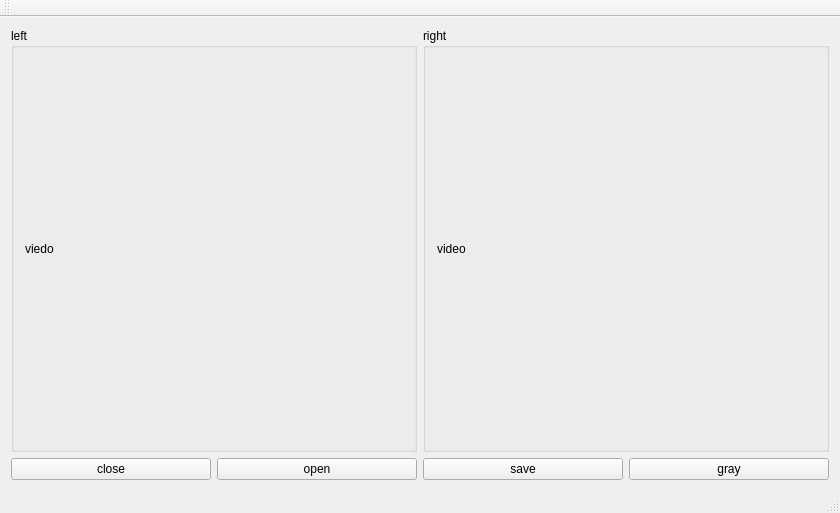
Before: the Qt Designer form player3D/player3d.ui in sobopark/QtDemo, drawn with Qt 5.
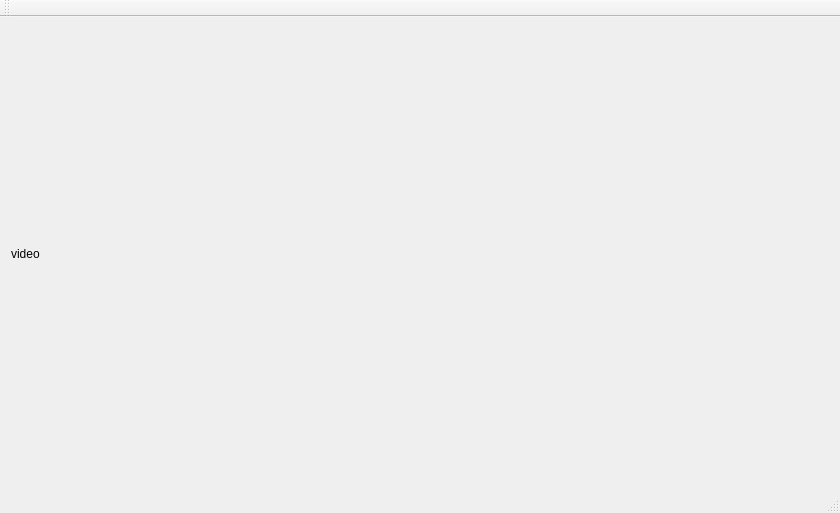
After: the same form once the commit is applied.

```diff
--- a/player3D/player3d.ui
+++ b/player3D/player3d.ui
@@ -24,92 +24,15 @@
     <item>
      <layout class="QGridLayout" name="gridLayout">
       <item row="0" column="0">
-       <widget class="QGroupBox" name="groupBox">
+       <widget class="QLabel" name="img_label">
         <property name="sizePolicy">
          <sizepolicy hsizetype="Expanding" vsizetype="Expanding">
           <horstretch>0</horstretch>
           <verstretch>0</verstretch>
          </sizepolicy>
         </property>
-        <property name="title">
-         <string>left</string>
-        </property>
-        <layout class="QHBoxLayout" name="horizontalLayout_3">
-         <item>
-          <widget class="QLabel" name="img_label">
-           <property name="sizePolicy">
-            <sizepolicy hsizetype="Expanding" vsizetype="Expanding">
-             <horstretch>0</horstretch>
-             <verstretch>0</verstretch>
-            </sizepolicy>
-           </property>
-           <property name="text">
-            <string>viedo</string>
-           </property>
-          </widget>
-         </item>
-        </layout>
-        <zorder>gridLayoutWidget</zorder>
-        <zorder>img_label</zorder>
-       </widget>
-      </item>
-      <item row="0" column="1">
-       <widget class="QGroupBox" name="groupBox_2">
-        <property name="sizePolicy">
-         <sizepolicy hsizetype="Expanding" vsizetype="Expanding">
-          <horstretch>0</horstretch>
-          <verstretch>0</verstretch>
-         </sizepolicy>
-        </property>
-        <property name="title">
-         <string>right</string>
-        </property>
-        <layout class="QHBoxLayout" name="horizontalLayout_2">
-         <item>
-          <widget class="QLabel" name="img_label2">
-           <property name="sizePolicy">
-            <sizepolicy hsizetype="Expanding" vsizetype="Expanding">
-             <horstretch>0</horstretch>
-             <verstretch>0</verstretch>
-            </sizepolicy>
-           </property>
-           <property name="text">
-            <string>video</string>
-           </property>
-          </widget>
-         </item>
-        </layout>
-       </widget>
-      </item>
-     </layout>
-    </item>
-    <item>
-     <layout class="QHBoxLayout" name="horizontalLayout">
-      <item>
-       <widget class="QPushButton" name="close_camera">
         <property name="text">
-         <string>close</string>
-        </property>
-       </widget>
-      </item>
-      <item>
-       <widget class="QPushButton" name="open_camera">
-        <property name="text">
-         <string>open</string>
-        </property>
-       </widget>
-      </item>
-      <item>
-       <widget class="QPushButton" name="save_camera">
-        <property name="text">
-         <string>save</string>
-        </property>
-       </widget>
-      </item>
-      <item>
-       <widget class="QPushButton" name="gray_camera">
-        <property name="text">
-         <string>gray</string>
+         <string>video</string>
         </property>
        </widget>
       </item>
```
Left out of the diff: 15 changed lines with no effect on the pictures.
